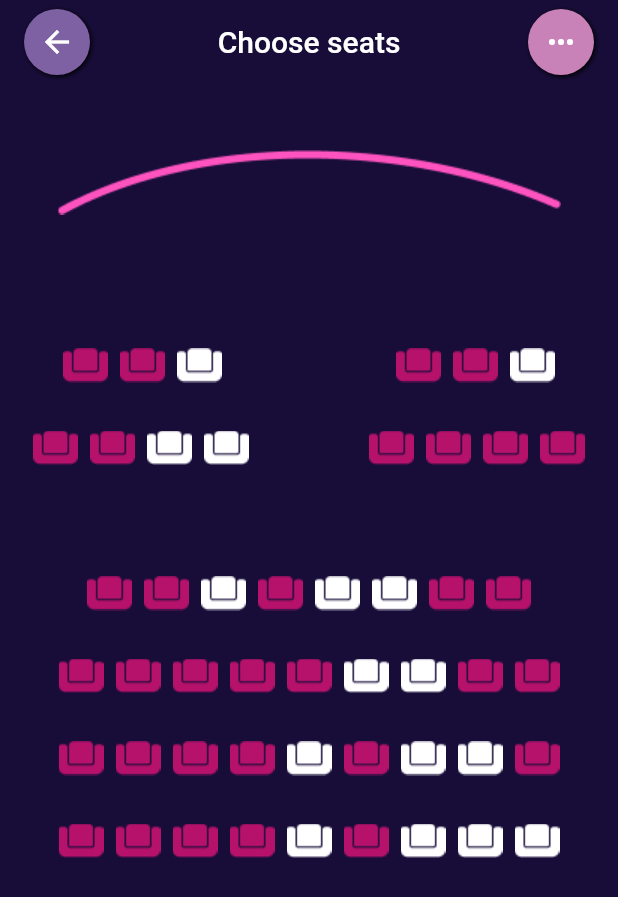
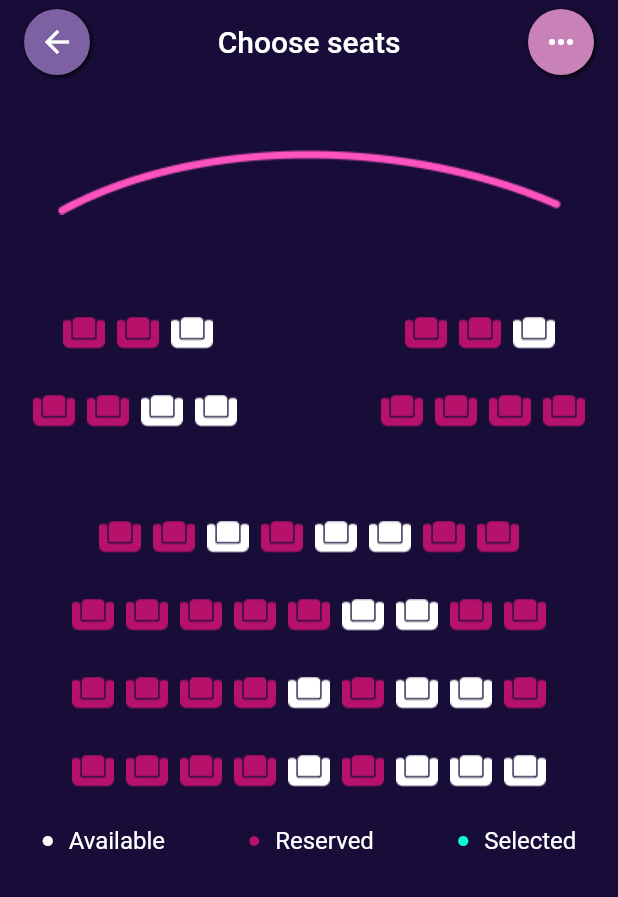
Before and after one commit to akashkampoowale/movie_ticket_app_assignment, a Flutter app: the SeatSelectionScreen screen opened directly, on a phone screen of 412 x 824 dp. Shown: the top 897 px of the screen. Run offline on Flutter 3.47's test engine with Material 2 defaults, Android fonts, the phone set to English and light mode, and no system bars.

Commit message:
Seat selection indicator - add seat selection indicator

```diff
--- a/lib/common/resource/text_styles.dart
+++ b/lib/common/resource/text_styles.dart
@@ -2,13 +2,13 @@ import 'package:flutter/material.dart';
 import 'package:movie_ticket_app/common/resource/colors.dart';
 
 const textStyleLabel1 =
-    TextStyle(color: Colors.white, fontWeight: FontWeight.w500, fontSize: 16);
+    TextStyle(color: Colors.white, fontWeight: FontWeight.w500, fontSize: 16,);
 
 const textStyleLabel2 = TextStyle(
-    color: selectDayTextColor, fontWeight: FontWeight.w500, fontSize: 16);
+    color: selectDayTextColor, fontWeight: FontWeight.w500, fontSize: 16,);
 
 const textStyleTitle1 =
-    TextStyle(color: Colors.white, fontSize: 20, fontWeight: FontWeight.w500);
+    TextStyle(color: Colors.white, fontSize: 20, fontWeight: FontWeight.w500,);
 
 const textStyleTitle2 = TextStyle(
   color: selectDayTextColor,
--- a/lib/reservation/seat_selection.dart
+++ b/lib/reservation/seat_selection.dart
@@ -3,6 +3,7 @@ import 'package:movie_ticket_app/common/appbar/app_bar.dart';
 import 'package:movie_ticket_app/common/extensions/seat_extensions.dart';
 import 'package:movie_ticket_app/common/resource/colors.dart';
 import 'package:movie_ticket_app/common/resource/paths.dart';
+import 'package:movie_ticket_app/common/resource/text_styles.dart';
 import 'package:movie_ticket_app/reservation/modal/seat.dart';
 
 class SeatSelectionScreen extends StatelessWidget {
@@ -49,22 +50,55 @@ class _SeatsSelection extends StatelessWidget {
     return Column(
       children: [
         Padding(
-          padding: const EdgeInsets.only(left: 38,top:68,right: 38,),
+          padding: const EdgeInsets.only(left: 38,top:48,right: 38,),
           child: _SeatRows(leftSeats: silverSeatsA, rightSeats: silverSeatsB,),
         ),
         Padding(
           padding: const EdgeInsets.only(left: 18,right: 18),
           child: _SeatRows(leftSeats: silverSeatsC, rightSeats: silverSeatsD,),
         ),
-        const SizedBox(height: 42,),
+        const SizedBox(height: 32,),
         _SeatRow(seats: goldSeatsA),
         _SeatRow(seats: platinumSeatsA),
         _SeatRow(seats: platinumSeatsB),
         _SeatRow(seats: platinumSeatsC),
+        const SizedBox(height: 16,),
+        Row(
+          mainAxisAlignment: MainAxisAlignment.spaceAround,
+          children: const [
+            SeatSelectionTypeIndicator(iconColor: Colors.white,indicatorText: 'Available',),
+            SeatSelectionTypeIndicator(iconColor: alreadySelectedSeatColor,indicatorText: 'Reserved',),
+            SeatSelectionTypeIndicator(iconColor: selectedSeatColor,indicatorText: 'Selected',),
+          ],
+        ),
       ],
     );
   }
 }
+
+
+
+
+class SeatSelectionTypeIndicator extends StatelessWidget {
+  final Color iconColor;
+  final String indicatorText;
+  const SeatSelectionTypeIndicator({Key? key,required this.iconColor,required this.indicatorText}) : super(key: key);
+
+  @override
+  Widget build(BuildContext context) {
+    return Row(
+      children:  [
+        Icon(Icons.circle,color: iconColor,size: 8,),
+        const SizedBox(width: 10,),
+        Text(indicatorText,style: textStyleBtnLabel1,),
+      ],
+    );
+  }
+}
+
+
+
+
 
 class _SeatRow extends StatefulWidget {
   final List<Seat> seats;
@@ -93,7 +127,7 @@ class _SeatRowState extends State<_SeatRow> {
 
           },
           child: SizedBox(
-                    width: 30,height: 25,
+                    width: 28,height: 22,
                     child: Image.asset('$imagesPath/seat.png',color: seat.getSeatColor(),),
           ),
         ),
--- /dev/null
+++ b/lib/reservation/ui/selected_seat_details.dart
@@ -0,0 +1,11 @@
+import 'package:flutter/material.dart';
+
+class SelectedSeatsDetails extends StatelessWidget {
+  const SelectedSeatsDetails({Key? key}) : super(key: key);
+
+  @override
+  Widget build(BuildContext context) {
+    //todo add details
+    return Container();
+  }
+}
```
